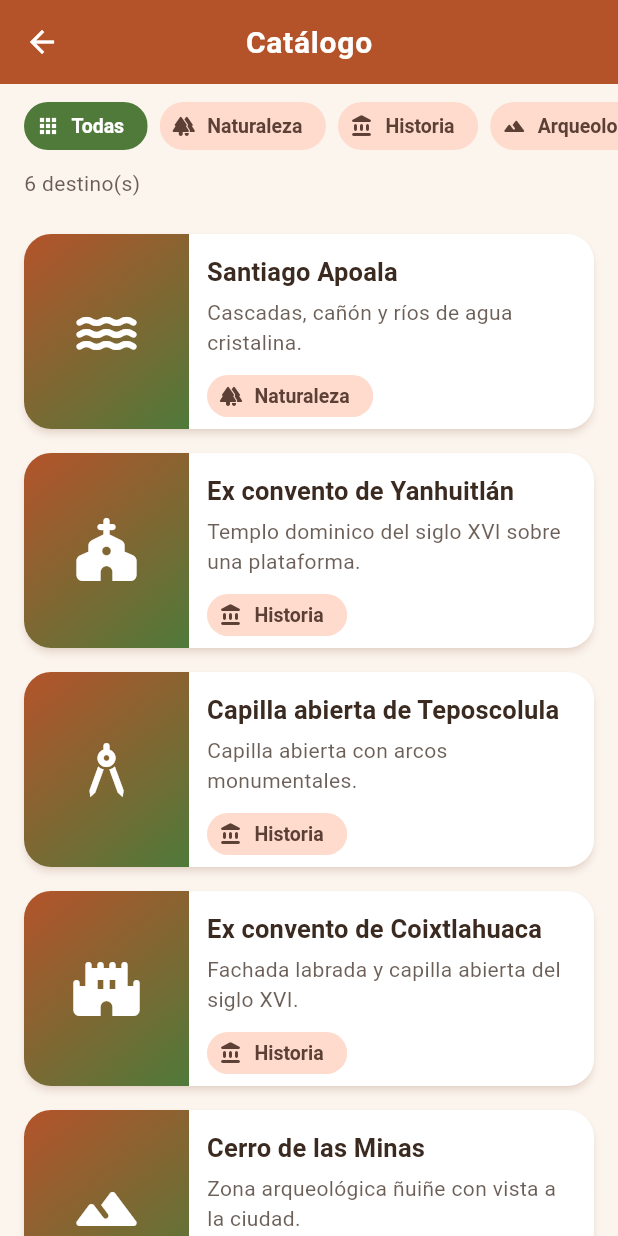
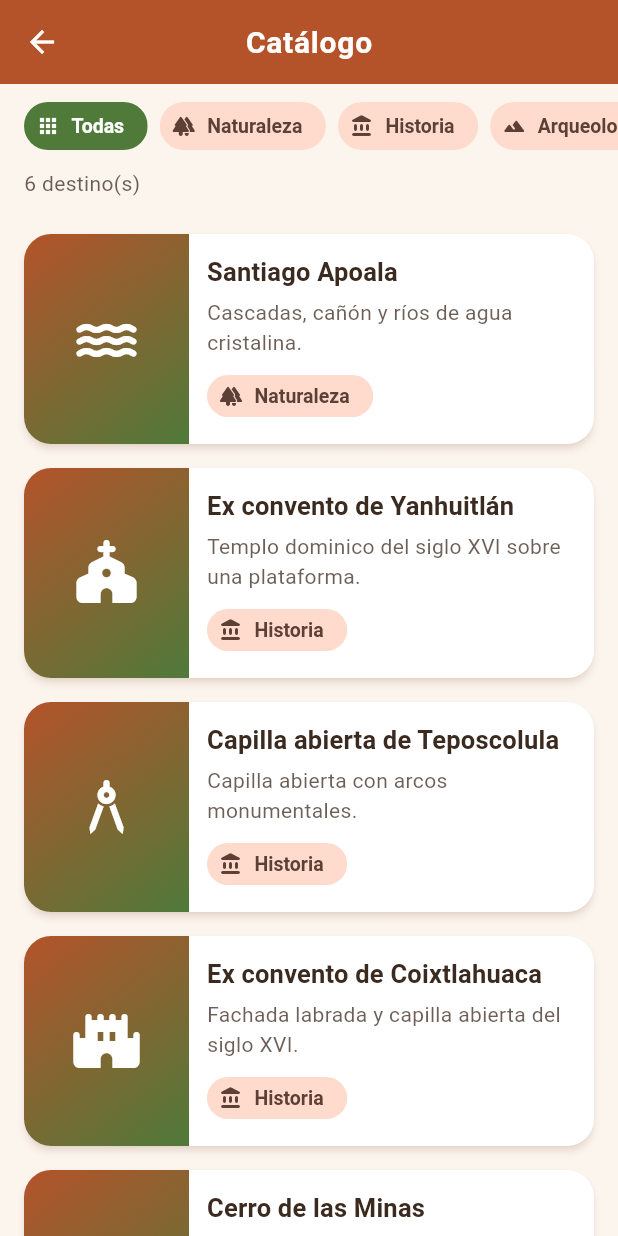
Before and after one commit to Yare-mon/rutas_mixteca, a Flutter app: the CatalogoScreen screen opened directly, on a phone screen of 412 x 824 dp. Run offline on Flutter 3.47's test engine with Material 3 defaults, Android fonts, the light colour scheme and no system bars.

Commit message:
Corrige desbordamiento de tarjetas en el Catálogo

```diff
--- a/lib/features/catalogo/catalogo_screen.dart
+++ b/lib/features/catalogo/catalogo_screen.dart
@@ -80,13 +80,25 @@ class _CatalogoScreenState extends State<CatalogoScreen> {
           Expanded(
             child: LayoutBuilder(
               builder: (context, restricciones) {
-                final int columnas = restricciones.maxWidth >= 700 ? 2 : 1;
+                // Pantalla angosta (celular vertical): lista normal, cada
+                // tarjeta mide lo que necesite su contenido.
+                if (restricciones.maxWidth < 700) {
+                  return ListView.builder(
+                    padding: const EdgeInsets.all(16),
+                    itemCount: lista.length,
+                    itemBuilder: (_, i) => TarjetaDestino(
+                      destino: lista[i],
+                      onTap: () => _abrirDetalle(lista[i]),
+                    ),
+                  );
+                }
+                // Pantalla ancha (tablet u horizontal): 2 columnas.
                 return GridView.builder(
                   padding: const EdgeInsets.all(16),
-                  gridDelegate: SliverGridDelegateWithFixedCrossAxisCount(
-                    crossAxisCount: columnas,
+                  gridDelegate: const SliverGridDelegateWithFixedCrossAxisCount(
+                    crossAxisCount: 2,
                     crossAxisSpacing: 12,
-                    mainAxisExtent: 146,
+                    mainAxisExtent: 190,
                   ),
                   itemCount: lista.length,
                   itemBuilder: (_, i) => TarjetaDestino(
--- a/lib/widgets/tarjeta_destino.dart
+++ b/lib/widgets/tarjeta_destino.dart
@@ -3,12 +3,6 @@ import 'package:flutter/material.dart';
 import '../features/catalogo/models/destino.dart';
 import 'etiqueta_categoria.dart';
 
-/// WIDGET 4 · TarjetaDestino (Integrante 2)
-///
-/// Muestra un destino. Se reutiliza con datos diferentes y en dos formas:
-/// - `compacta: true`  → tarjeta vertical en el carrusel de Inicio.
-/// - `compacta: false` → fila horizontal en el Catálogo.
-/// La forma, sombra y color de la tarjeta vienen del CardTheme global.
 class TarjetaDestino extends StatelessWidget {
   final Destino destino;
   final VoidCallback onTap;
@@ -66,16 +60,29 @@ class TarjetaDestino extends StatelessWidget {
     return Card(
       child: InkWell(
         onTap: onTap,
+        // IntrinsicHeight + stretch: la portada crece a la altura del texto,
+        // así la tarjeta nunca se desborda aunque el nombre ocupe 2 líneas.
+        child: IntrinsicHeight(
           child: Row(
+            crossAxisAlignment: CrossAxisAlignment.stretch,
             children: [
-            SizedBox(width: 110, height: 130, child: portada),
+              ConstrainedBox(
+                constraints: const BoxConstraints(minHeight: 130),
+                child: SizedBox(width: 110, child: portada),
+              ),
               Expanded(
                 child: Padding(
                   padding: const EdgeInsets.all(12),
                   child: Column(
                     crossAxisAlignment: CrossAxisAlignment.start,
+                    mainAxisSize: MainAxisSize.min,
                     children: [
-                    Text(destino.nombre, style: textos.titleMedium),
+                      Text(
+                        destino.nombre,
+                        style: textos.titleMedium,
+                        maxLines: 2,
+                        overflow: TextOverflow.ellipsis,
+                      ),
                       const SizedBox(height: 4),
                       Text(
                         destino.resumen,
@@ -90,6 +97,7 @@ class TarjetaDestino extends StatelessWidget {
                 ),
               ),
             ],
+          ),
         ),
       ),
     );
```
Lines whose indentation alone changed are shown as unchanged.
